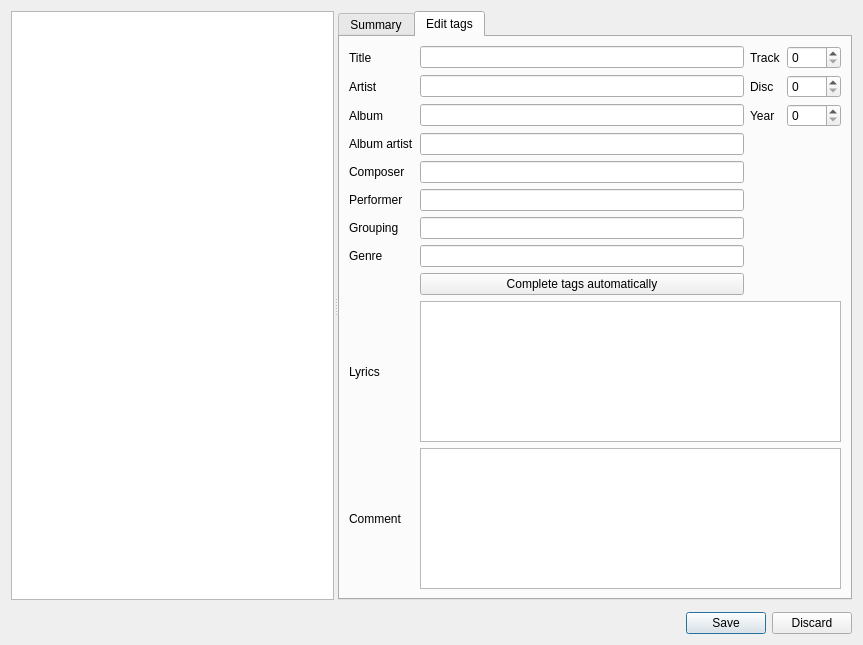
Before: the Qt Designer form src/dialogs/edittagdialog.ui in strawberrymusicplayer/strawberry, drawn with Qt 5.
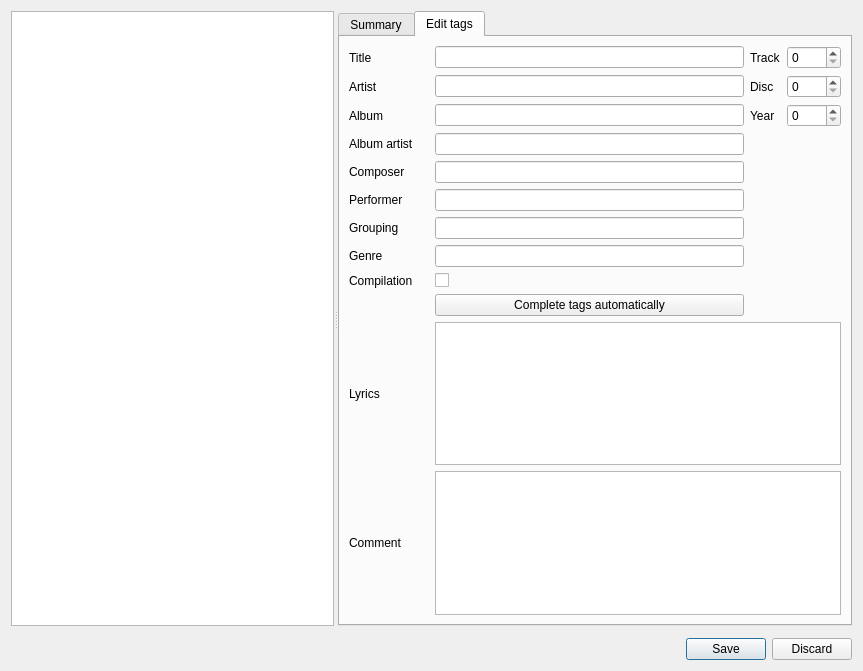
After: the same form once the commit is applied. The open tabs and pages were chosen to show the change. Icons and pictures are not drawn. Custom widgets are drawn as their Qt base class.

Commit message: Add compilation to edit tag dialog

Diff of the .ui file:
```diff
--- a/src/dialogs/edittagdialog.ui
+++ b/src/dialogs/edittagdialog.ui
@@ -7,7 +7,7 @@
     <x>0</x>
     <y>0</y>
     <width>863</width>
-    <height>645</height>
+    <height>671</height>
    </rect>
   </property>
   <property name="windowTitle">
@@ -580,6 +580,12 @@
         </item>
         <item row="7" column="0">
          <widget class="QLabel" name="genre_label">
+          <property name="minimumSize">
+           <size>
+            <width>80</width>
+            <height>0</height>
+           </size>
+          </property>
           <property name="text">
            <string>Genre</string>
           </property>
@@ -609,7 +615,13 @@
          </widget>
         </item>
         <item row="0" column="0">
-         <widget class="QLabel" name="title_label">
+         <widget class="QLabel" name="label_title">
+          <property name="minimumSize">
+           <size>
+            <width>80</width>
+            <height>0</height>
+           </size>
+          </property>
           <property name="text">
            <string>Title</string>
           </property>
@@ -619,7 +631,13 @@
          </widget>
         </item>
         <item row="6" column="0">
-         <widget class="QLabel" name="grouping_label">
+         <widget class="QLabel" name="label_grouping">
+          <property name="minimumSize">
+           <size>
+            <width>80</width>
+            <height>0</height>
+           </size>
+          </property>
           <property name="text">
            <string>Grouping</string>
           </property>
@@ -629,7 +647,13 @@
          </widget>
         </item>
         <item row="2" column="0">
-         <widget class="QLabel" name="album_label">
+         <widget class="QLabel" name="label_album">
+          <property name="minimumSize">
+           <size>
+            <width>80</width>
+            <height>0</height>
+           </size>
+          </property>
           <property name="text">
            <string>Album</string>
           </property>
@@ -669,7 +693,13 @@
          </widget>
         </item>
         <item row="3" column="0">
-         <widget class="QLabel" name="albumartist_label">
+         <widget class="QLabel" name="label_albumartist">
+          <property name="minimumSize">
+           <size>
+            <width>80</width>
+            <height>0</height>
+           </size>
+          </property>
           <property name="text">
            <string>Album artist</string>
           </property>
@@ -689,7 +719,13 @@
          </widget>
         </item>
         <item row="4" column="0">
-         <widget class="QLabel" name="composer_label">
+         <widget class="QLabel" name="label_composer">
+          <property name="minimumSize">
+           <size>
+            <width>80</width>
+            <height>0</height>
+           </size>
+          </property>
           <property name="text">
            <string>Composer</string>
           </property>
@@ -699,7 +735,13 @@
          </widget>
         </item>
         <item row="11" column="0">
-         <widget class="QLabel" name="comment_label">
+         <widget class="QLabel" name="label_comment">
+          <property name="minimumSize">
+           <size>
+            <width>80</width>
+            <height>0</height>
+           </size>
+          </property>
           <property name="text">
            <string>Comment</string>
           </property>
@@ -755,7 +797,13 @@
          </widget>
         </item>
         <item row="1" column="0">
-         <widget class="QLabel" name="artist_label">
+         <widget class="QLabel" name="label_artist">
+          <property name="minimumSize">
+           <size>
+            <width>80</width>
+            <height>0</height>
+           </size>
+          </property>
           <property name="text">
            <string>Artist</string>
           </property>
@@ -811,7 +859,13 @@
          </widget>
         </item>
         <item row="5" column="0">
-         <widget class="QLabel" name="performer_label">
+         <widget class="QLabel" name="label_performer">
+          <property name="minimumSize">
+           <size>
+            <width>80</width>
+            <height>0</height>
+           </size>
+          </property>
           <property name="text">
            <string>Performer</string>
           </property>
@@ -822,6 +876,12 @@
         </item>
         <item row="10" column="0">
          <widget class="QLabel" name="label_lyrics">
+          <property name="minimumSize">
+           <size>
+            <width>80</width>
+            <height>0</height>
+           </size>
+          </property>
           <property name="text">
            <string>Lyrics</string>
           </property>
@@ -840,6 +900,32 @@
           </property>
          </widget>
         </item>
+        <item row="8" column="1">
+         <widget class="CheckBox" name="compilation">
+          <property name="has_reset_button" stdset="0">
+           <bool>false</bool>
+          </property>
+          <property name="has_clear_button" stdset="0">
+           <bool>false</bool>
+          </property>
+         </widget>
+        </item>
+        <item row="8" column="0">
+         <widget class="QLabel" name="label_compilation">
+          <property name="minimumSize">
+           <size>
+            <width>80</width>
+            <height>0</height>
+           </size>
+          </property>
+          <property name="text">
+           <string>Compilation</string>
+          </property>
+          <property name="buddy">
+           <cstring>compilation</cstring>
+          </property>
+         </widget>
+        </item>
        </layout>
       </widget>
      </widget>
@@ -878,6 +964,11 @@
    <extends>QSpinBox</extends>
    <header>widgets/lineedit.h</header>
   </customwidget>
+  <customwidget>
+   <class>CheckBox</class>
+   <extends>QCheckBox</extends>
+   <header>widgets/lineedit.h</header>
+  </customwidget>
  </customwidgets>
  <tabstops>
   <tabstop>song_list</tabstop>
```
Left out of the diff: 30 changed lines with no effect on the pictures. The commit also changes 3 other files.
